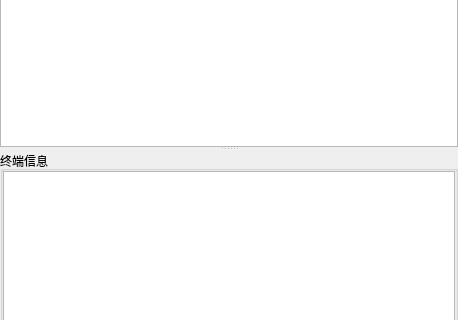
The window that src/mainWindow/mainWindow.ui (wangzm-coder/Notification) describes before a commit, drawn with Qt 5; both pictures show x 0 to 458 and y 182 to 502 of the 458 by 687 pixel window.
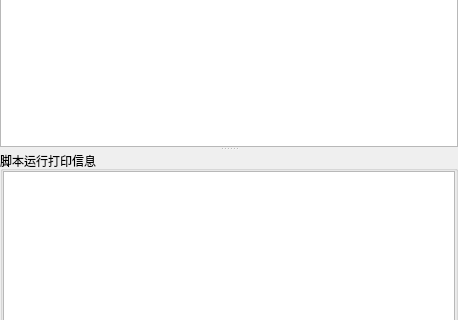
The same window after the commit. Icons and pictures are not drawn.

Patch:
```diff
--- a/src/mainWindow/mainWindow.ui
+++ b/src/mainWindow/mainWindow.ui
@@ -38,7 +38,7 @@
       <widget class="QTableWidget" name="tableWidget"/>
       <widget class="QGroupBox" name="groupBox">
        <property name="title">
-        <string>终端信息</string>
+        <string>脚本运行打印信息</string>
        </property>
        <layout class="QVBoxLayout" name="verticalLayout">
         <property name="spacing">
```
